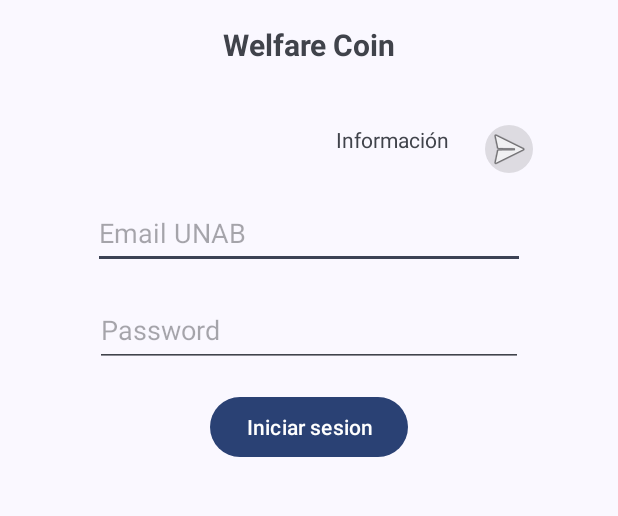
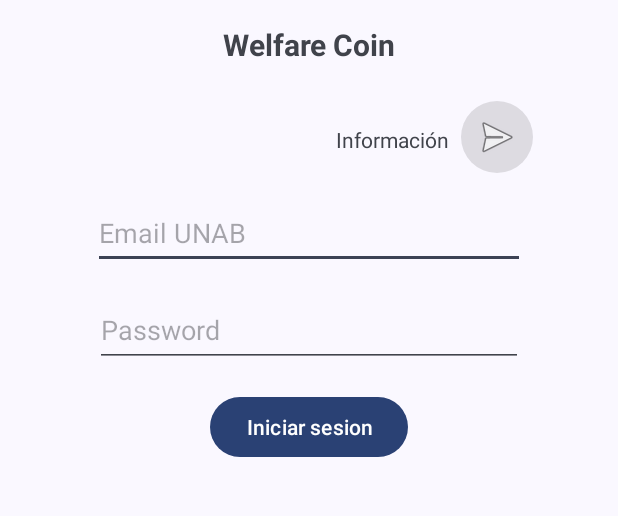
Before and after one commit to panicape/wellnescoin-android, an Android app: the screen it shows after launch (MainActivity), on a phone screen of 412 x 824 dp, the part 291-807 px from its top. Run offline under Robolectric (Android 15) with nearby library versions, the phone set to English and light mode, and no system bars; our stand-ins replace Firebase (no records; nobody signed in at launch, a user with empty details on screens opened directly), navigation-ui.

Commit message:
exit from login fragment was updated. fragment binding was enabled in build process in build.gradle

```diff
--- a/app/build.gradle
+++ b/app/build.gradle
@@ -36,6 +36,7 @@ android {
     }
     buildFeatures {
         viewBinding true
+        dataBinding true
     }
 }
 
--- a/app/src/main/java/com/panicape/wellnesscoin/ui/login/LoginFragment.java
+++ b/app/src/main/java/com/panicape/wellnesscoin/ui/login/LoginFragment.java
@@ -26,7 +26,6 @@ import com.google.firebase.auth.AuthResult;
 import com.google.firebase.auth.FirebaseAuth;
 import com.panicape.wellnesscoin.HelpMainActivity;
 import com.panicape.wellnesscoin.R;
-import com.panicape.wellnesscoin.databinding.FragmentLoginBinding;
 
 /**
  *
@@ -35,8 +34,9 @@ import com.panicape.wellnesscoin.databinding.FragmentLoginBinding;
  */
 public class LoginFragment extends Fragment {
 
-    private LoginViewModel loginViewModel;
-    private FragmentLoginBinding binding;
+    LoginViewModel loginViewModel;
+
+    com.panicape.wellnesscoin.databinding.FragmentLoginBinding binding;
 
     private EditText usernameEditText;
     private EditText passwordEditText;
@@ -57,7 +57,7 @@ public class LoginFragment extends Fragment {
                              @Nullable ViewGroup container,
                              @Nullable Bundle savedInstanceState) {
 
-        binding = FragmentLoginBinding.inflate(inflater, container, false);
+        binding = com.panicape.wellnesscoin.databinding.FragmentLoginBinding.inflate(inflater, container, false);
 
         return binding.getRoot();
     }
@@ -127,6 +127,7 @@ public class LoginFragment extends Fragment {
         if (backItem.isVisible()) {
             backItem.setVisible(false);
         }
+
     }
 
     @Override
@@ -137,6 +138,8 @@ public class LoginFragment extends Fragment {
             backItem.setVisible(false);
         }
     }
+
+
 
     @Override
     public void onPause() {
--- a/app/src/main/res/layout/fragment_login.xml
+++ b/app/src/main/res/layout/fragment_login.xml
@@ -104,10 +104,12 @@
         android:id="@+id/logInfoBtn"
         android:layout_width="wrap_content"
         android:layout_height="wrap_content"
-        android:layout_marginStart="24dp"
-        android:layout_marginTop="40dp"
+        android:layout_marginStart="8dp"
+        android:layout_marginTop="24dp"
         android:background="@drawable/social_btn_rounded"
         android:contentDescription="@string/info_title"
+        android:minWidth="48dp"
+        android:minHeight="48dp"
         android:src="@android:drawable/ic_menu_send"
         app:layout_constraintStart_toEndOf="@+id/logInfoTV"
         app:layout_constraintTop_toBottomOf="@+id/loginTitleTV" />
--- a/app/src/main/res/layout/fragment_login_main.xml
+++ b/app/src/main/res/layout/fragment_login_main.xml
@@ -15,10 +15,10 @@
         android:id="@+id/loginLogo"
         android:layout_width="110dp"
         android:layout_height="110dp"
-        android:layout_marginStart="100dp"
         android:layout_marginTop="16dp"
         android:contentDescription="Logo de la aplicación"
         android:src="@drawable/logo"
+        app:layout_constraintEnd_toEndOf="parent"
         app:layout_constraintStart_toStartOf="parent"
         app:layout_constraintTop_toTopOf="parent" />
 
@@ -38,6 +38,7 @@
             android:layout_width="300dp"
             android:layout_margin="8dp"
             android:padding="8dp"
+            android:background="@drawable/social_btn_rounded"
             app:cardCornerRadius="8dp">
 
             <LinearLayout
@@ -170,11 +171,11 @@
         android:id="@+id/main_menu_title"
         android:layout_width="wrap_content"
         android:layout_height="wrap_content"
-        android:layout_marginStart="84dp"
         android:layout_marginTop="16dp"
         android:text="@string/app_name"
         android:textSize="24sp"
         android:textStyle="bold"
+        app:layout_constraintEnd_toEndOf="parent"
         app:layout_constraintStart_toStartOf="parent"
         app:layout_constraintTop_toBottomOf="@+id/loginLogo" />
 
```
Also changed, not shown: app/src/main/java/com/panicape/wellnesscoin/MainActivity.java (+7 -2 lines), app/src/main/java/com/panicape/wellnesscoin/ui/MainFragment.java (+3 -6 lines).
